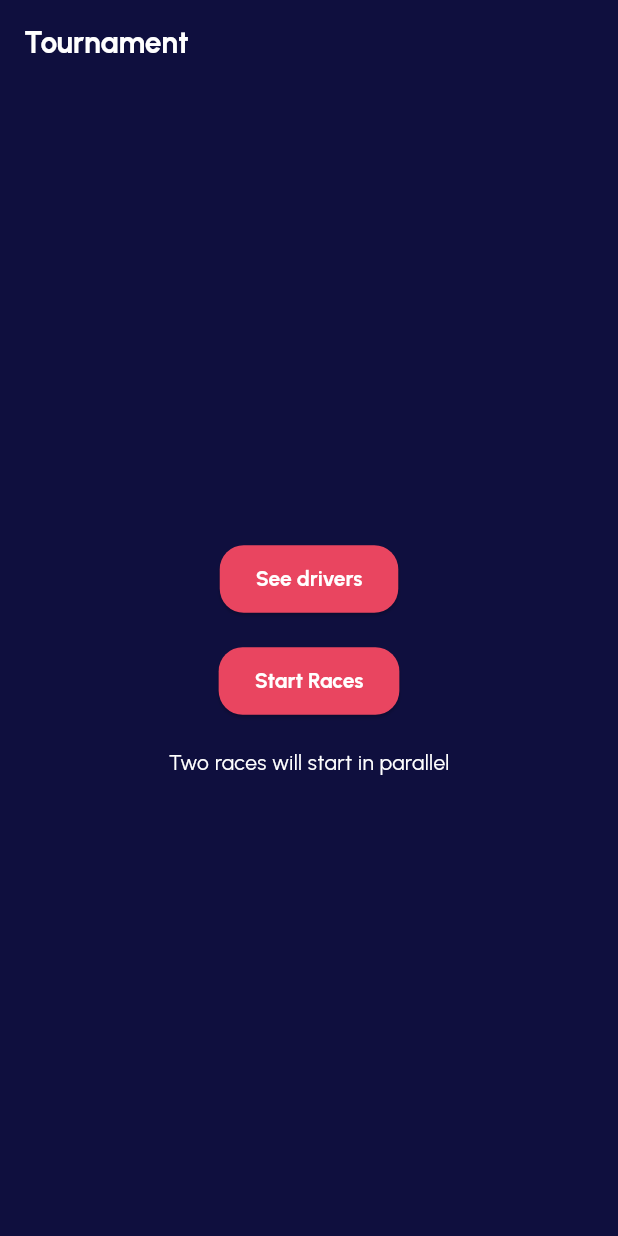
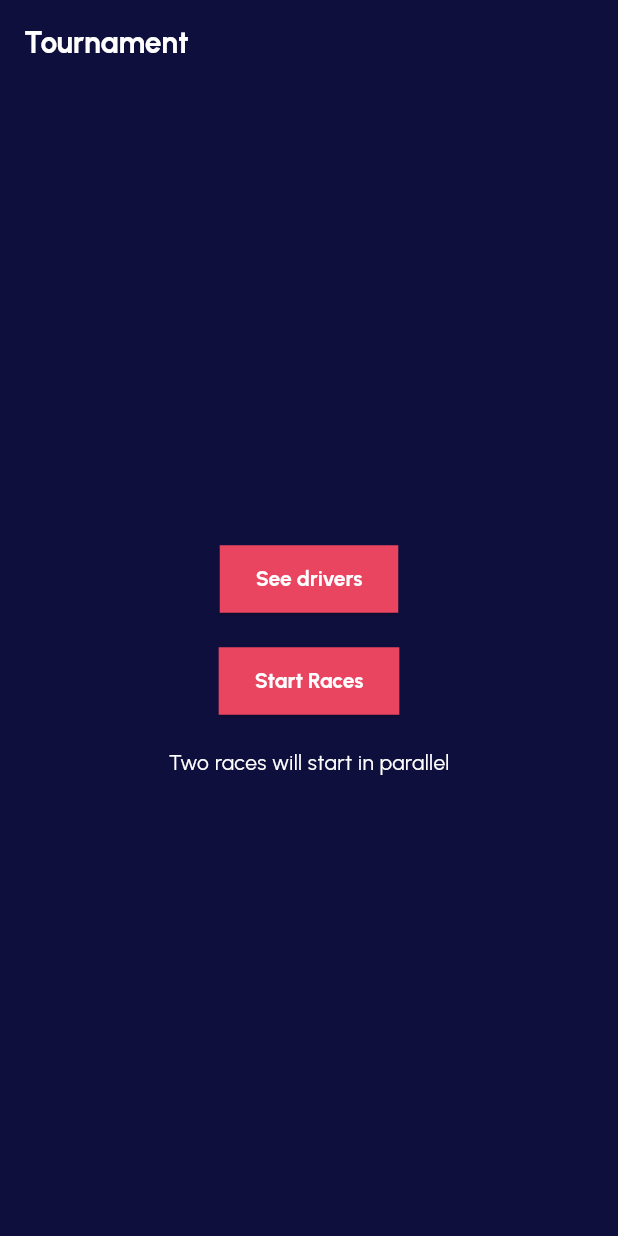
Before and after one commit to achyuth13/rollout-restart, a Flutter app: the screen it shows after launch, on a phone screen of 412 x 824 dp. Run offline on Flutter 3.47's test engine with Material 3 defaults, Android fonts, the phone set to English and light mode, and no system bars; our stand-ins replace flutter_bloc, go_router, google_fonts, shared_preferences.

Commit message:
Add go_router and launch leaderboard in the same roster screen

```diff
--- a/lib/main.dart
+++ b/lib/main.dart
@@ -1,50 +1,40 @@
 import 'package:flutter/material.dart';
 import 'package:flutter_bloc/flutter_bloc.dart';
 import 'package:rollout_restart/repo/race_repo.dart';
-import 'package:rollout_restart/screens/tournament_screen.dart';
+import 'package:rollout_restart/router.dart';
 import 'package:rollout_restart/theme.dart';
 import 'package:rollout_restart/viewmodel/race_cubit.dart';
 import 'package:rollout_restart/viewmodel/tournament_cubit.dart';
 
 void main() {
-  final repo = RaceRepo();
-  final raceCubit1 = RaceCubit();
-  final raceCubit2 = RaceCubit();
-
-  final tournamentCubit = TournamentCubit(
-      repo: repo, raceCubit1: raceCubit1, raceCubit2: raceCubit2);
-
-  runApp(MyApp(
-    raceCubit1: raceCubit1,
-    raceCubit2: raceCubit2,
-    tournamentCubit: tournamentCubit,
-  ));
+  runApp(const RolloutApp());
 }
 
-class MyApp extends StatelessWidget {
-  final RaceCubit raceCubit1;
-  final RaceCubit raceCubit2;
-  final TournamentCubit tournamentCubit;
-
-  const MyApp({
-    super.key,
-    required this.raceCubit1,
-    required this.raceCubit2,
-    required this.tournamentCubit,
-  });
+class RolloutApp extends StatelessWidget {
+  const RolloutApp({super.key});
 
   @override
   Widget build(BuildContext context) {
+    final repo = RaceRepo();
+    final raceCubit1 = RaceCubit();
+    final raceCubit2 = RaceCubit();
+    final tournamentCubit = TournamentCubit(
+      repo: repo,
+      raceCubit1: raceCubit1,
+      raceCubit2: raceCubit2,
+    );
+
     return MultiBlocProvider(
       providers: [
-        BlocProvider.value(value: tournamentCubit),
         BlocProvider.value(value: raceCubit1),
         BlocProvider.value(value: raceCubit2),
+        BlocProvider.value(value: tournamentCubit),
       ],
-      child: MaterialApp(
+      child: MaterialApp.router(
         title: 'Rollout Restart',
+        debugShowCheckedModeBanner: false,
         theme: AppTheme.darkTheme,
-        home: TournamentScreen(
+        routerConfig: appRouter(
           raceCubit1: raceCubit1,
           raceCubit2: raceCubit2,
           tournamentCubit: tournamentCubit,
--- /dev/null
+++ b/lib/router.dart
@@ -0,0 +1,49 @@
+import 'package:go_router/go_router.dart';
+import 'package:rollout_restart/screens/driver_roster_screen.dart';
+import 'package:rollout_restart/screens/race_view_host_screen.dart';
+import 'package:rollout_restart/screens/tournament_screen.dart';
+
+import '../repo/race_repo.dart';
+import '../viewmodel/race_cubit.dart';
+import '../viewmodel/tournament_cubit.dart';
+import 'models/driver.dart';
+
+GoRouter appRouter({
+  required RaceCubit raceCubit1,
+  required RaceCubit raceCubit2,
+  required TournamentCubit tournamentCubit,
+}) {
+  return GoRouter(
+    routes: [
+      GoRoute(
+        path: '/',
+        builder: (context, state) => TournamentScreen(
+          raceCubit1: raceCubit1,
+          raceCubit2: raceCubit2,
+          tournamentCubit: tournamentCubit,
+        ),
+      ),
+      GoRoute(
+        path: '/drivers',
+        builder: (context, state) {
+          final extra = state.extra as Map<String, dynamic>;
+          final drivers = extra['drivers'] as List<Driver>;
+          final appBarTitle = extra['appBarTitle'] as String;
+
+          return DriverRosterScreen(
+            drivers: drivers,
+            appBarTitle: appBarTitle,
+          );
+        },
+      ),
+      GoRoute(
+        path: '/races',
+        builder: (context, state) => RaceViewHostScreen(
+          raceCubit1: raceCubit1,
+          raceCubit2: raceCubit2,
+          tournamentCubit: tournamentCubit,
+        ),
+      ),
+    ],
+  );
+}
--- a/lib/screens/tournament_screen.dart
+++ b/lib/screens/tournament_screen.dart
@@ -1,8 +1,10 @@
 import 'package:flutter/material.dart';
+import 'package:go_router/go_router.dart';
 import 'package:rollout_restart/screens/race_view_host_screen.dart';
 import 'package:rollout_restart/viewmodel/race_cubit.dart';
 import 'package:rollout_restart/viewmodel/tournament_cubit.dart';
 
+import '../widgets/custom_elevated_button.dart';
 import 'driver_roster_screen.dart';
 
 enum RaceView { race1, race2 }
@@ -33,28 +35,22 @@ class _TournamentScreenState extends State<TournamentScreen> {
          mainAxisAlignment: MainAxisAlignment.center,
          children: [
            Center(
-             child: ElevatedButton(
-                 onPressed: () {
-                   Navigator.push(context,
-                   MaterialPageRoute(builder: (_) => DriverRosterScreen(drivers: widget.tournamentCubit.repo.rosterSheet.drivers)));
+             child: CustomElevatedButton(
+               onPressed: () => context.push(
+                 '/drivers',
+                 extra: {
+                   'drivers': widget.tournamentCubit.repo.rosterSheet.drivers,
+                   'appBarTitle': 'Driver Roster',
                  },
-                 child: const Text("See drivers")
+               ),
+               text: "See drivers",
              ),
            ),
            const SizedBox(height: 20.0),
            Center(
-             child: ElevatedButton(
-                 onPressed: () {
-                   Navigator.push(
-                       context,
-                       MaterialPageRoute(
-                           builder: (_) => RaceViewHostScreen(
-                               raceCubit1: widget.raceCubit1,
-                               raceCubit2: widget.raceCubit2,
-                               tournamentCubit: widget.tournamentCubit
-                           )));
-                 },
-                 child: const Text("Start Races")),
+             child: CustomElevatedButton(
+                 onPressed: () => context.push('/races'),
+                 text: "Start Races"),
            ),
            const SizedBox(width: 20.0, height: 20.0),
            const Text("Two races will start in parallel")
--- a/lib/theme.dart
+++ b/lib/theme.dart
@@ -24,6 +24,12 @@ class AppTheme {
       bodyColor: textPrimary,
       displayColor: textPrimary,
     ),
+    colorScheme: const ColorScheme.dark(
+      primary: accentColor,           // 🔥 Now this is used by `colorScheme.primary`
+      secondary: Colors.tealAccent,   // Optional
+      background: backgroundColor,
+      surface: surfaceColor,
+    ),
     elevatedButtonTheme: ElevatedButtonThemeData(
       style: ElevatedButton.styleFrom(
         backgroundColor: accentColor,
--- a/lib/viewmodel/tournament_cubit.dart
+++ b/lib/viewmodel/tournament_cubit.dart
@@ -76,7 +76,7 @@ class TournamentCubit extends Cubit<TournamentState> {
   }
 
   void resetTournament() {
-    repo.tournament.reset(); // You need to implement this
+    repo.tournament.reset();
     emit(TournamentInitialState());
   }
 }
--- /dev/null
+++ b/lib/widgets/custom_elevated_button.dart
@@ -0,0 +1,20 @@
+import 'package:flutter/cupertino.dart';
+import 'package:flutter/material.dart';
+
+class CustomElevatedButton extends StatelessWidget {
+  final VoidCallback onPressed;
+  final String text;
+
+  const CustomElevatedButton({super.key, required this.text, required this.onPressed});
+
+  @override
+  Widget build(BuildContext context) {
+    return ElevatedButton(
+        onPressed: onPressed,
+        style: ElevatedButton.styleFrom(
+          shape: const RoundedRectangleBorder(borderRadius: BorderRadius.vertical())
+        ),
+        child: Text(text)
+    );
+  }
+}
--- a/lib/widgets/top_performers_banner.dart
+++ b/lib/widgets/top_performers_banner.dart
@@ -20,7 +20,7 @@ class TopPerformersBanner extends StatelessWidget {
       child: Card(
         elevation: 2,
         margin: const EdgeInsets.symmetric(horizontal: 12, vertical: 8),
-        shape: RoundedRectangleBorder(borderRadius: BorderRadius.circular(12)),
+        shape: const RoundedRectangleBorder(borderRadius: BorderRadius.vertical()),
         color: Theme.of(context).colorScheme.primary,
         child: Padding(
           padding: const EdgeInsets.all(12),
@@ -56,7 +56,7 @@ class TopPerformersBanner extends StatelessWidget {
                       Text(
                         "${(entry.timeTaken.inMilliseconds / 1000).toStringAsFixed(1)}s",
                         style:
-                            const TextStyle(fontSize: 10, color: Colors.grey),
+                            const TextStyle(fontSize: 10, color: Colors.white),
                       )
                     ],
                   );
--- a/pubspec.yaml
+++ b/pubspec.yaml
@@ -33,6 +33,7 @@ dependencies:
   flutter_bloc: ^8.1.3
   google_fonts: ^6.1.0
   shared_preferences: ^2.2.2
+  go_router: ^13.0.0
 
   # The following adds the Cupertino Icons font to your application.
   # Use with the CupertinoIcons class for iOS style icons.
```
Also changed, not shown: lib/screens/driver_roster_screen.dart (+82 -35 lines), lib/screens/race_view_host_screen.dart (+46 -26 lines), pubspec.lock.
